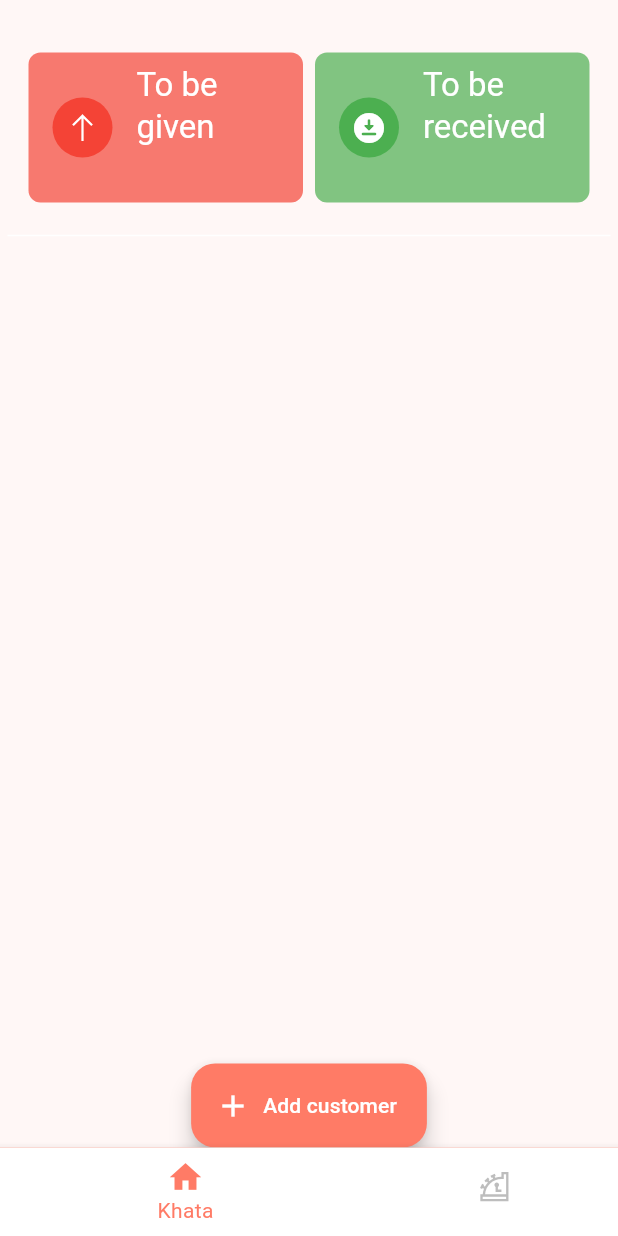
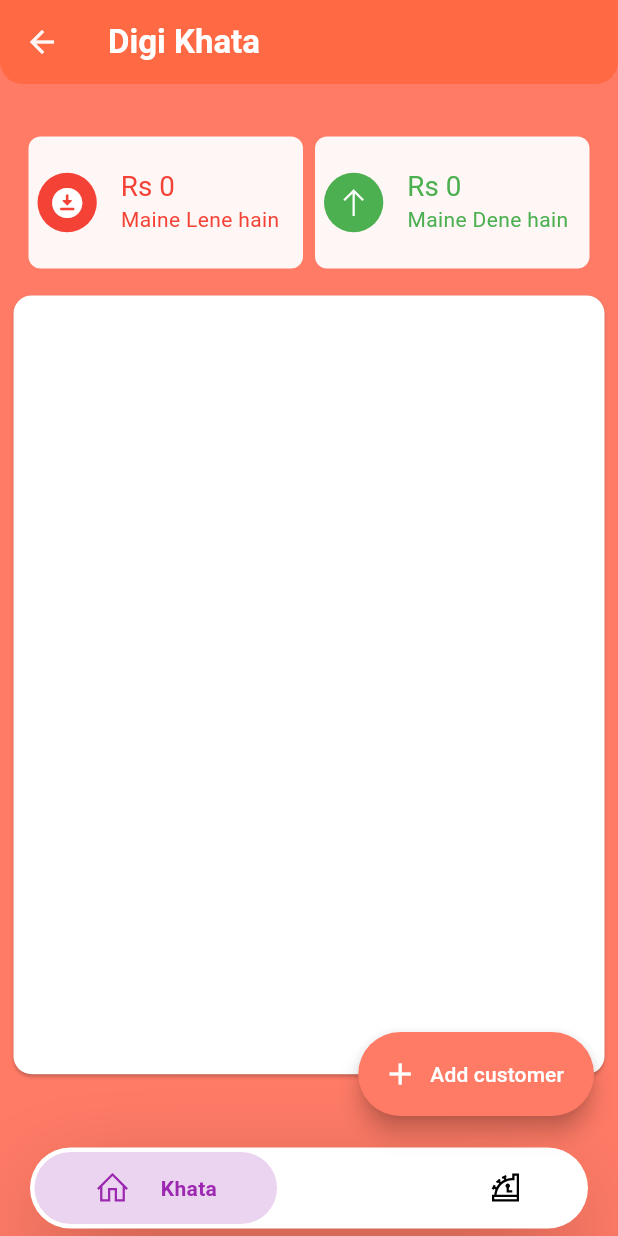
Before and after one commit to ahzam-shahnil/pay_qr, a Flutter app: the DigiNavHome screen opened directly, on a phone screen of 412 x 824 dp. Run offline on Flutter 3.47's test engine with Material 2 defaults, Android fonts, the phone set to English and light mode, and no system bars; drawn by our look-alikes of google_nav_bar; our stand-ins replace cached_network_image, cloud_firestore, contacts_service, fancy_shimmer_image, firebase_auth, firebase_core and 22 more; missing offline and left inert: file_saver, mobile_scanner, ndialog, pluto_grid, pluto_grid_export, scan and 1 more; accounts and stored records are empty.

Commit message:
fixed qr code issue. added total amount on digi

```diff
--- a/lib/config/controllers.dart
+++ b/lib/config/controllers.dart
@@ -1,5 +1,6 @@
 // Project imports:
 import 'package:pay_qr/controller/cart_controller.dart';
+import 'package:pay_qr/controller/digi_khata/amount_controller.dart';
 import 'package:pay_qr/controller/digi_khata/digi_controller.dart';
 import 'package:pay_qr/controller/login_controller.dart';
 import 'package:pay_qr/controller/product_add_controller.dart';
@@ -19,3 +20,4 @@ ProductAddController productsAddController = ProductAddController.instance;
 // PaymentController paymentController = PaymentController.instance;
 // PaymentsController paymentsController = PaymentsController.instance;
 DigiController digiController = DigiController.instance;
+AmountController amountController = AmountController.instance;
--- a/lib/main.dart
+++ b/lib/main.dart
@@ -9,6 +9,7 @@ import 'package:get/get.dart';
 import 'package:pay_qr/config/app_constants.dart';
 import 'package:pay_qr/config/firebase.dart';
 import 'package:pay_qr/controller/cart_controller.dart';
+import 'package:pay_qr/controller/digi_khata/amount_controller.dart';
 import 'package:pay_qr/controller/digi_khata/digi_controller.dart';
 import 'package:pay_qr/controller/product_controller.dart';
 import 'package:pay_qr/controller/profile_controller.dart';
@@ -25,6 +26,7 @@ void main() async {
 
   await initialization.then((value) {
     Get.put(UserController());
+    Get.put(AmountController());
     Get.put(LoginController());
     Get.put(ProductController());
     Get.put(CartController());
--- a/lib/utils/utility_helper.dart
+++ b/lib/utils/utility_helper.dart
@@ -22,4 +22,10 @@ class Utility {
     }
     return total = total + diye + (-liye);
   }
+
+  static String calculateHisaab(
+      {required double totalLene, required double totalDene}) {
+    double total = (totalLene - totalDene);
+    return total < 0 ? 'Hisaab Clear h' : total.toStringAsFixed(0);
+  }
 }
--- a/lib/view/main_views/digi_khata/digi_khata_view.dart
+++ b/lib/view/main_views/digi_khata/digi_khata_view.dart
@@ -7,10 +7,7 @@ import 'package:pay_qr/model/digi_khata/customer.dart';
 import 'package:pay_qr/utils/utility_helper.dart';
 import 'package:pay_qr/widgets/digi_khata/amount_text.dart';
 import 'package:pay_qr/widgets/digi_khata/reusable_card.dart';
-import 'package:permission_handler/permission_handler.dart';
 
-import '../../../model/digi_khata/cash_in_model.dart';
-import 'add_customer/contact_view.dart';
 import 'add_customer/customer_record_view.dart';
 
 class DigiKhataView extends StatefulWidget {
@@ -21,45 +18,34 @@ class DigiKhataView extends StatefulWidget {
 }
 
 class _DigiKhataViewState extends State<DigiKhataView> {
-  Color? inactiveRed = Colors.red[100];
-  Color? activeRed = Colors.red;
-  Color? inactiveGreen = Colors.green[100];
-  Color? activeGreen = Colors.green;
-
-  _getPermission() async {
-    if (await Permission.contacts.request().isGranted) {
-      Get.to(
-        () => const ContactView(),
-      );
-    }
+  // Color? inactiveRed = Colors.red[100];
+  // Color? activeRed = Colors.red;
+  // Color? inactiveGreen = Colors.green[100];
+  // Color? activeGreen = Colors.green;
+  // @override
+  // void didChangeDependencies() {
+  //   amountController.resetData();
+  //   super.didChangeDependencies();
+  // }
+  @override
+  void reassemble() {
+    super.reassemble();
+    amountController.resetData();
+    logger.d('ON resAssemble');
   }
 
-  Widget getRecordText(List<CashModel> records) {
-    double total = 0;
-    double diye = 0;
-    double liye = 0;
-    for (var item in records) {
-      //TODO: fix it here
-      // diye += item.diye;
-      liye += item.paisay;
-    }
-    total = total + diye + (-liye);
-
-    return Text(
-      total.toStringAsFixed(0).replaceAll('-', ''),
-      style: Get.textTheme.headline6
-          ?.copyWith(color: diye > liye ? Colors.green : Colors.red),
-    );
+  @override
+  void dispose() {
+    amountController.resetData();
+    // TODO: implement dispose
+    super.dispose();
   }
 
   @override
   Widget build(BuildContext context) {
-    return Scaffold(
-      backgroundColor: kScanBackColor,
-      body: Padding(
+    return Padding(
       padding: const EdgeInsets.symmetric(horizontal: 5, vertical: 5),
       child: Column(
-          // mainAxisAlignment: MainAxisAlignment.spaceAround,
         children: [
           const SizedBox(
             height: 16.0,
@@ -67,33 +53,49 @@ class _DigiKhataViewState extends State<DigiKhataView> {
           Padding(
             padding: const EdgeInsets.all(14.0),
             child: Row(
-                children: const [
-                  Expanded(
+              children: [
+                Obx(() => Expanded(
                       child: ReuseableCard(
-                      textcolour: Colors.white,
-                      buttonColour: Colors.red,
-                      text: "To be given",
-                      description: '',
+                        textColor: Colors.red,
+                        backColor: kScanBackColor,
+                        text: "Maine Lene hain",
+                        description: (amountController.totalPaisayLene.value -
+                                    amountController.totalPaisayDene.value) <
+                                0
+                            ? (amountController.totalPaisayLene.value -
+                                    amountController.totalPaisayDene.value)
+                                .toStringAsFixed(0)
+                                .replaceAll('-', '')
+                            : '0',
+                        isMaineLene: true,
                       ),
-                  ),
-                  SizedBox(
+                    )),
+                const SizedBox(
                   width: 8.0,
                 ),
-                  Expanded(
+                Obx(() => Expanded(
                       child: ReuseableCard(
-                      buttonColour: Colors.green,
-                      textcolour: Colors.white,
-                      text: "To be received",
-                      description: '',
+                        backColor: kScanBackColor,
+                        textColor: Colors.green,
+                        text: "Maine Dene hain",
+                        description: (amountController.totalPaisayLene.value -
+                                    amountController.totalPaisayDene.value) >
+                                0
+                            ? (amountController.totalPaisayLene.value +
+                                    amountController.totalPaisayDene.value)
+                                .toStringAsFixed(0)
+                                .replaceAll('-', '')
+                            : '0',
+                        isMaineLene: false,
                       ),
-                  ),
+                    )),
               ],
             ),
           ),
           StreamBuilder(
             stream: digiController.getRecordStream(),
-              builder: (BuildContext context,
-                  AsyncSnapshot<QuerySnapshot> snapshot) {
+            builder:
+                (BuildContext context, AsyncSnapshot<QuerySnapshot> snapshot) {
               if (snapshot.hasError) {
                 return const Center(child: Text('Something went wrong'));
               }
@@ -109,22 +111,32 @@ class _DigiKhataViewState extends State<DigiKhataView> {
                     .map((e) => CustomerModel.fromSnapshot(e))
                     .toList();
 
-                  return Column(
-                    mainAxisAlignment: MainAxisAlignment.start,
-                    // crossAxisAlignment: CrossAxisAlignment.center,
-                    // mainAxisSize: MainAxisSize.min,
+                return Card(
+                  child: Column(
+                    mainAxisSize: MainAxisSize.max,
                     children: [
-                      const Divider(),
+                      // const Divider(),
                       SizedBox(
-                        height: Get.size.height * 0.7,
+                        height: Get.size.height * 0.63,
                         child: ListView.separated(
                           shrinkWrap: true,
                           itemCount: data.length,
                           primary: true,
-                          itemBuilder: (context, index) => Padding(
-                            padding: const EdgeInsets.symmetric(
-                                horizontal: 6, vertical: 2),
-                            child: ListTile(
+                          itemBuilder: (context, index) {
+                            double amount = Utility.calculateAmount(
+                                data[index].cashRecords);
+
+                            //? to fix marks needs build we use Future delayed
+                            Future.delayed(Duration.zero, () {
+                              if (amount < 0) {
+                                amountController.totalPaisayDene.value +=
+                                    amount;
+                              } else {
+                                amountController.totalPaisayLene.value +=
+                                    amount;
+                              }
+                            });
+                            return ListTile(
                               onTap: () => Get.to(() => CustomerRecordsView(
                                     customer: data[index],
                                   )),
@@ -138,15 +150,15 @@ class _DigiKhataViewState extends State<DigiKhataView> {
                                 ),
                               ),
                               trailing: AmountText(
-                                    totalAmount: Utility.calculateAmount(
-                                            data[index].cashRecords)
-                                        .toStringAsFixed(0))),
-                          ),
+                                  totalAmount: amount.toStringAsFixed(0)),
+                            );
+                          },
                           separatorBuilder: (BuildContext context, int index) =>
                               const Divider(),
                         ),
                       ),
                     ],
+                  ),
                 );
               }
               return const Center(child: CircularProgressIndicator());
@@ -154,19 +166,6 @@ class _DigiKhataViewState extends State<DigiKhataView> {
           )
         ],
       ),
-      ),
-      floatingActionButton: FloatingActionButton.extended(
-        onPressed: () async {
-          _getPermission();
-        },
-        label: const Text(
-          'Add customer',
-          // style: Get.textTheme.headline6,
-        ),
-        icon: const Icon(Icons.add),
-        backgroundColor: kPrimaryColor,
-      ),
-      floatingActionButtonLocation: FloatingActionButtonLocation.centerDocked,
     );
   }
 }
--- a/lib/view/main_views/digi_khata/digi_nav.dart
+++ b/lib/view/main_views/digi_khata/digi_nav.dart
@@ -1,7 +1,13 @@
+import 'dart:ui';
+
 import 'package:flutter/material.dart';
+import 'package:get/get.dart';
+import 'package:google_nav_bar/google_nav_bar.dart';
 import 'package:line_icons/line_icons.dart';
 import 'package:pay_qr/config/app_constants.dart';
+import 'package:permission_handler/permission_handler.dart';
 
+import 'add_customer/contact_view.dart';
 import 'cashbook.dart';
 import 'digi_khata_view.dart';
 
@@ -13,43 +19,124 @@ class DigiNavHome extends StatefulWidget {
 }
 
 class _DigiNavHomeState extends State<DigiNavHome> {
-  int _selectedIndex = 0;
-  static const List<Widget> _widgetOptions = <Widget>[DigiKhataView(), CashBook()];
+  _getPermission() async {
+    if (await Permission.contacts.request().isGranted) {
+      Get.to(
+        () => const ContactView(),
+      );
+    }
+  }
 
-  void _onItemTapped(int index) {
-    setState(() {
-      _selectedIndex = index;
-    });
-  }
+  int selectedIndex = 0;
+
+  final padding = const EdgeInsets.symmetric(horizontal: 40, vertical: 12);
+  double gap = 20;
+
+  PageController controller = PageController();
+
+  List<Widget> pages = [const DigiKhataView(), const CashBook()];
 
   @override
   Widget build(BuildContext context) {
     return Scaffold(
-      body: Center(
-        child: _widgetOptions.elementAt(_selectedIndex),
+      extendBody: true,
+      appBar: PreferredSize(
+        preferredSize: const Size(
+          double.infinity,
+          56.0,
+        ),
+        child: ClipRRect(
+          child: BackdropFilter(
+            filter: ImageFilter.blur(sigmaX: 5, sigmaY: 5),
+            child: AppBar(
+              title: Text(
+                'Digi Khata',
+                style: Get.textTheme.headline6?.copyWith(
+                  fontWeight: FontWeight.w700,
+                ),
+              ),
+              actions: const [],
+            ),
+          ),
+        ),
       ),
-      bottomNavigationBar: BottomNavigationBar(
-          unselectedItemColor: Colors.grey.shade400,
-          items: const <BottomNavigationBarItem>[
-            BottomNavigationBarItem(
-              icon: Icon(
-                Icons.home,
-              ),
-              label: 'Khata',
+      body: PageView.builder(
+        onPageChanged: (page) {
+          setState(() {
+            selectedIndex = page;
+          });
+        },
+        controller: controller,
+        itemBuilder: (context, position) {
+          return pages[position];
+        },
+        itemCount: 2,
+      ),
+      floatingActionButton: FloatingActionButton.extended(
+        onPressed: () async {
+          _getPermission();
+        },
+        shape: RoundedRectangleBorder(borderRadius: BorderRadius.circular(30)),
+        label: const Text(
+          'Add customer',
+          // style: Get.textTheme.headline6,
+        ),
+        icon: const Icon(Icons.add),
+        backgroundColor: kPrimaryColor,
+      ),
+      bottomNavigationBar: SafeArea(
+        child: Container(
+          margin: const EdgeInsets.symmetric(horizontal: 20, vertical: 5),
+          decoration: BoxDecoration(
+            color: Colors.white,
+            borderRadius: const BorderRadius.all(Radius.circular(100)),
+            boxShadow: [
+              BoxShadow(
+                spreadRadius: -10,
+                blurRadius: 60,
+                color: Colors.black.withOpacity(.4),
+                offset: const Offset(0, 25),
+              )
+            ],
+          ),
+          child: Padding(
+            padding: const EdgeInsets.symmetric(horizontal: 3.0, vertical: 3),
+            child: GNav(
+              tabs: [
+                GButton(
+                  gap: gap,
+                  iconActiveColor: Colors.purple,
+                  iconColor: Colors.black,
+                  textColor: Colors.purple,
+                  backgroundColor: Colors.purple.withOpacity(.2),
+                  iconSize: 24,
+                  padding: padding,
+                  icon: LineIcons.home,
+                  text: 'Khata',
+                ),
+                GButton(
+                  gap: gap,
+                  iconActiveColor: Colors.teal,
+                  iconColor: Colors.black,
+                  textColor: Colors.teal,
+                  backgroundColor: Colors.teal.withOpacity(.2),
+                  iconSize: 24,
+                  padding: padding,
+                  icon: LineIcons.cashRegister,
+                  text: 'CashBook',
+                )
+              ],
+              selectedIndex: selectedIndex,
+              onTabChange: (index) {
+                setState(() {
+                  selectedIndex = index;
+                });
+                controller.jumpToPage(index);
+              },
             ),
-            BottomNavigationBarItem(
-              icon: Icon(
-                LineIcons.cashRegister,
-              ),
-              label: 'CashBook',
-            ),
-          ],
-          type: BottomNavigationBarType.shifting,
-          currentIndex: _selectedIndex,
-          selectedItemColor: kPrimaryColor,
-          iconSize: 25,
-          onTap: _onItemTapped,
-          elevation: 5),
+          ),
+        ),
+      ),
     );
   }
 }
--- a/lib/widgets/digi_khata/reusable_card.dart
+++ b/lib/widgets/digi_khata/reusable_card.dart
@@ -4,42 +4,42 @@ import 'package:line_icons/line_icons.dart';
 
 class ReuseableCard extends StatelessWidget {
   final String text;
-  final Color textcolour;
-  final Color buttonColour;
+  final Color textColor;
+  final Color backColor;
   final String description;
+  final bool isMaineLene;
 
   const ReuseableCard(
       {Key? key,
       required this.text,
-      required this.textcolour,
-      required this.buttonColour,
-      required this.description})
+      required this.textColor,
+      required this.backColor,
+      required this.description,
+      required this.isMaineLene})
       : super(key: key);
 
   @override
   Widget build(BuildContext context) {
     return ListTile(
+      contentPadding: const EdgeInsets.symmetric(horizontal: 6, vertical: 8),
       shape: RoundedRectangleBorder(borderRadius: BorderRadius.circular(8)),
-      tileColor: buttonColour.withOpacity(0.7),
+      tileColor: backColor,
       leading: CircleAvatar(
-        backgroundColor: buttonColour,
+        backgroundColor: textColor,
+        radius: Get.size.shortestSide * 0.048,
         child: Icon(
-          text.contains('hand') ||
-                  text.contains('received') ||
-                  text.contains('Lainy') ||
-                  description.contains('Kamae')
-              ? Icons.download_for_offline_rounded
-              : LineIcons.arrowUp,
+          isMaineLene ? Icons.download_for_offline_rounded : LineIcons.arrowUp,
           color: Colors.white,
         ),
       ),
+      subtitle: Text(
+        text,
+        style: Get.textTheme.bodyMedium?.copyWith(color: textColor),
+      ),
       title: Text(
-        text,
-        style: Get.textTheme.headline6,
-      ),
-      subtitle: Text(
-        description,
-        style: Get.textTheme.headline6,
+        'Rs $description',
+        style: Get.textTheme.headline6?.copyWith(
+            color: textColor, fontSize: Get.size.shortestSide * 0.045),
       ),
     );
   }
```
Also changed, not shown: lib/controller/digi_khata/amount_controller.dart (added, +34 -0 lines), lib/view/main_views/digi_khata/cashbook.dart (+6 -4 lines), lib/view/main_views/product_add/product_add_screen.dart (+31 -33 lines), assets/images/placeholder.png. Lines whose indentation alone changed are shown as unchanged.
